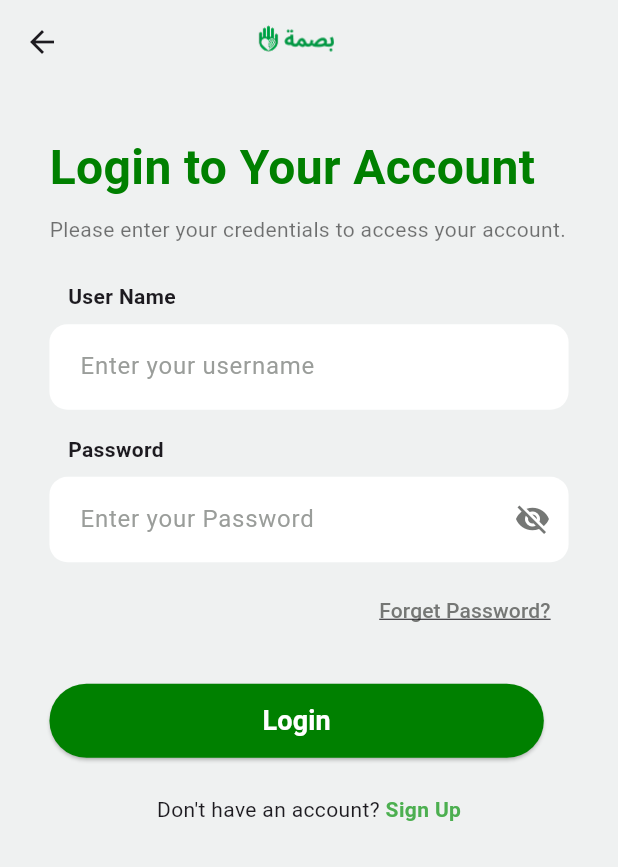
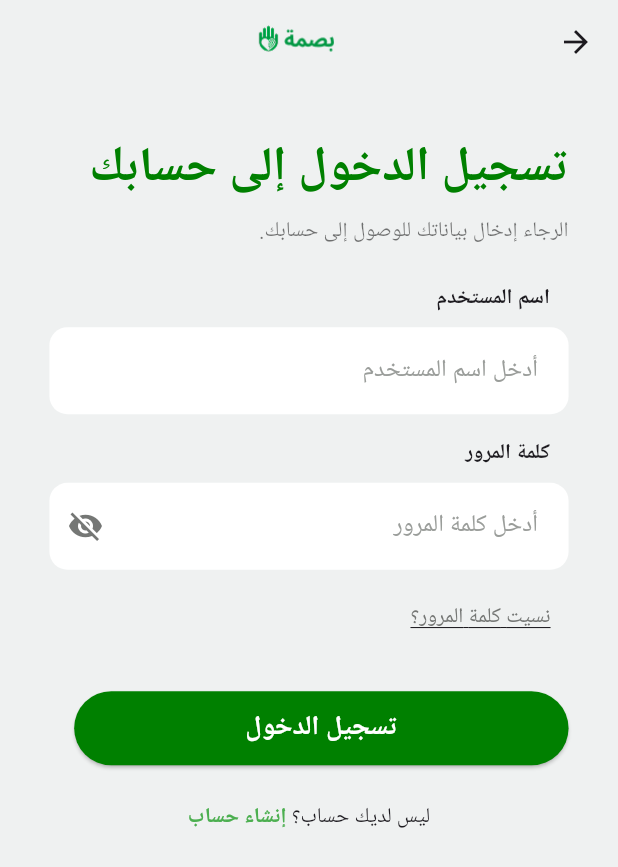
Before and after one commit to alkofahijo/basma-app, a Flutter app: the LoginPage screen opened directly, on a phone screen of 412 x 824 dp. Shown: the top 867 px of the screen. Run offline on Flutter 3.47's test engine with Material 3 defaults, Android fonts, the light colour scheme and no system bars; our stand-ins replace get, image_picker, shared_preferences, smooth_page_indicator; accounts and stored records are empty; network calls fail.

Commit message:
translate the app to arabic

```diff
--- a/FrontEnd/basma_app/lib/controllers/login_controller.dart
+++ b/FrontEnd/basma_app/lib/controllers/login_controller.dart
@@ -11,7 +11,7 @@ class LoginController extends GetxController {
 
   Future<void> login() async {
     if (email.isEmpty || password.isEmpty) {
-      errorMessage.value = 'Please Fill All Fields';
+      errorMessage.value = 'الرجاء تعبئة جميع الحقول';
       return;
     }
     try {
@@ -19,7 +19,7 @@ class LoginController extends GetxController {
       await ApiService.login(email.value.trim(), password.value);
       Get.to(() => const SelectLocationPage());
     } catch (e) {
-      errorMessage.value = 'Login Failed. Please Try Again.';
+      errorMessage.value = 'خطأ في اسم المستخدم أو كلمة المرور.';
     } finally {
       isLoading.value = false;
     }
--- a/FrontEnd/basma_app/lib/controllers/register_citizen_controller.dart
+++ b/FrontEnd/basma_app/lib/controllers/register_citizen_controller.dart
@@ -115,7 +115,7 @@ class RegisterCitizenController extends GetxController {
         "username": userController.text,
         "password": passController.text,
       });
-      Get.off(() => RegisterSuccessPage()); // success → go back
+      Get.offAll(() => RegisterSuccessPage()); // success → go back
     } catch (e) {
       Get.snackbar(
         "Error",
--- a/FrontEnd/basma_app/lib/controllers/register_initiative_controller.dart
+++ b/FrontEnd/basma_app/lib/controllers/register_initiative_controller.dart
@@ -42,7 +42,7 @@ class RegisterInitiativeController extends GetxController {
     try {
       governments.value = await ApiService.governments();
     } catch (e) {
-      loadError.value = "Failed to load governments";
+      loadError.value = 'فشل تحميل المحافظات';
     } finally {
       isLoadingGovs.value = false;
     }
@@ -50,36 +50,36 @@ class RegisterInitiativeController extends GetxController {
 
   // ===== VALIDATION METHODS =====
   void validateArabicName(String value) {
-    nameArError.value = value.trim().isEmpty ? 'Arabic name required' : null;
+    nameArError.value = value.trim().isEmpty ? 'الاسم بالعربية مطلوب' : null;
   }
 
   void validateEnglishName(String value) {
-    nameEnError.value = value.trim().isEmpty ? 'English name required' : null;
+    nameEnError.value = value.trim().isEmpty ? 'الاسم بالإنجليزية مطلوب' : null;
   }
 
   void validateMobile(String value) {
     if (value.trim().isEmpty) {
-      mobileError.value = 'Mobile number required';
+      mobileError.value = 'رقم الجوال مطلوب';
     } else if (!RegExp(r'^[0-9]{9,}$').hasMatch(value)) {
-      mobileError.value = 'Invalid mobile number (10 digits)';
+      mobileError.value = 'رقم جوال غير صالح';
     } else {
       mobileError.value = null;
     }
   }
 
   void validateGovernorate(Government? value) {
-    govError.value = value == null ? 'Select a governorate' : null;
+    govError.value = value == null ? 'اختر محافظة' : null;
   }
 
   void validateUsername(String value) {
-    usernameError.value = value.trim().isEmpty ? 'Username required' : null;
+    usernameError.value = value.trim().isEmpty ? 'اسم المستخدم مطلوب' : null;
   }
 
   void validatePassword(String value) {
     if (value.trim().isEmpty) {
-      passwordError.value = 'Password required';
+      passwordError.value = 'كلمة المرور مطلوبة';
     } else if (value.length < 8) {
-      passwordError.value = 'At least 8 characters';
+      passwordError.value = 'يجب أن لا تقل عن 8 أحرف';
     } else {
       passwordError.value = null;
     }
@@ -105,8 +105,6 @@ class RegisterInitiativeController extends GetxController {
       usernameCtrl.text.isNotEmpty && passwordCtrl.text.isNotEmpty;
 
   VoidCallback? get fetchGovernments => null;
-
-
 
   // ===== STEP 1 VALIDATION CALLER =====
   bool validateStep1() {
@@ -149,7 +147,7 @@ class RegisterInitiativeController extends GetxController {
       Get.offAll(() => const RegisterSuccessPage());
     } catch (e) {
       Get.snackbar(
-        "Error",
+        'خطأ',
         e.toString(),
         backgroundColor: Colors.red.shade300,
         colorText: Colors.white,
--- a/FrontEnd/basma_app/lib/pages/auth/login_page.dart
+++ b/FrontEnd/basma_app/lib/pages/auth/login_page.dart
@@ -1,3 +1,4 @@
+import 'package:basma_app/pages/home_page.dart';
 import 'package:flutter/material.dart';
 import 'package:get/get.dart';
 import '../../controllers/login_controller.dart';
@@ -20,6 +21,10 @@ class LoginPage extends StatelessWidget {
           "assets/images/logo-arabic-side.png",
           height: size.height * 0.05,
         ),
+        leading: IconButton(
+          onPressed: () => Get.offAll(() => HomePage()),
+          icon: Icon(Icons.arrow_back),
+        ),
       ),
       body: SingleChildScrollView(
         padding: EdgeInsets.symmetric(
@@ -31,7 +36,7 @@ class LoginPage extends StatelessWidget {
           children: [
             // ===== Title =====
             const Text(
-              'Login to Your Account',
+              'تسجيل الدخول إلى حسابك',
               style: TextStyle(
                 color: Color(0xFF008000),
                 fontWeight: FontWeight.bold,
@@ -40,7 +45,7 @@ class LoginPage extends StatelessWidget {
             ),
             SizedBox(height: size.height * 0.01),
             const Text(
-              'Please enter your credentials to access your account.',
+              'الرجاء إدخال بياناتك للوصول إلى حسابك.',
               style: TextStyle(
                 color: Colors.black54,
                 fontSize: 14,
@@ -72,7 +77,7 @@ class LoginPage extends StatelessWidget {
             Padding(
               padding: EdgeInsets.symmetric(horizontal: size.width * 0.03),
               child: const Text(
-                'User Name',
+                'اسم المستخدم',
                 style: TextStyle(fontWeight: FontWeight.bold),
               ),
             ),
@@ -81,7 +86,7 @@ class LoginPage extends StatelessWidget {
               onChanged: (v) => controller.email.value = v,
               keyboardType: TextInputType.emailAddress,
               decoration: InputDecoration(
-                hintText: 'Enter your username',
+                hintText: 'أدخل اسم المستخدم',
                 hintStyle: const TextStyle(
                   color: Color.fromARGB(255, 154, 157, 154),
                 ),
@@ -103,7 +108,7 @@ class LoginPage extends StatelessWidget {
             Padding(
               padding: EdgeInsets.symmetric(horizontal: size.width * 0.03),
               child: const Text(
-                'Password',
+                'كلمة المرور',
                 style: TextStyle(fontWeight: FontWeight.bold),
               ),
             ),
@@ -113,7 +118,7 @@ class LoginPage extends StatelessWidget {
                 onChanged: (v) => controller.password.value = v,
                 obscureText: controller.obscurePassword.value,
                 decoration: InputDecoration(
-                  hintText: 'Enter your Password',
+                  hintText: 'أدخل كلمة المرور',
                   hintStyle: const TextStyle(
                     color: Color.fromARGB(255, 154, 157, 154),
                   ),
@@ -147,7 +152,7 @@ class LoginPage extends StatelessWidget {
               child: TextButton(
                 onPressed: () {},
                 child: const Text(
-                  'Forget Password?',
+                  'نسيت كلمة المرور؟',
                   style: TextStyle(
                     decoration: TextDecoration.underline,
                     color: Color.fromARGB(255, 117, 119, 117),
@@ -176,7 +181,7 @@ class LoginPage extends StatelessWidget {
                   child: controller.isLoading.value
                       ? const CircularProgressIndicator(color: Colors.white)
                       : const Text(
-                          'Login',
+                          'تسجيل الدخول',
                           style: TextStyle(
                             fontSize: 18,
                             color: Colors.white,
@@ -193,11 +198,11 @@ class LoginPage extends StatelessWidget {
               child: Row(
                 mainAxisAlignment: MainAxisAlignment.center,
                 children: [
-                  const Text("Don't have an account? "),
+                  const Text('ليس لديك حساب؟ '),
                   GestureDetector(
                     onTap: () => Get.to(() => const RegisterChoicePage()),
                     child: const Text(
-                      'Sign Up',
+                      'إنشاء حساب',
                       style: TextStyle(
                         fontWeight: FontWeight.bold,
                         color: Colors.green,
--- a/FrontEnd/basma_app/lib/pages/auth/reg_success.dart
+++ b/FrontEnd/basma_app/lib/pages/auth/reg_success.dart
@@ -9,8 +9,8 @@ class RegisterSuccessPage extends StatelessWidget {
   Widget build(BuildContext context) {
     final size = MediaQuery.of(context).size;
     return Scaffold(
-      backgroundColor: const Color(0xFFF5F5F5),
       appBar: AppBar(
+        backgroundColor: Color(0xFFEFF1F1),
         centerTitle: true,
         title: Image.asset(
           "assets/images/logo-arabic-side.png",
@@ -34,7 +34,7 @@ class RegisterSuccessPage extends StatelessWidget {
 
               // Title
               const Text(
-                "Registration Successful !",
+                'تم التسجيل بنجاح!',
                 style: TextStyle(
                   color: Colors.green,
                   fontSize: 22,
@@ -45,7 +45,7 @@ class RegisterSuccessPage extends StatelessWidget {
 
               // Subtitle
               const Text(
-                "Your Account is now registered.",
+                'تم تسجيل حسابك.',
                 textAlign: TextAlign.center,
                 style: TextStyle(color: Colors.black54, fontSize: 14),
               ),
@@ -66,7 +66,7 @@ class RegisterSuccessPage extends StatelessWidget {
                     Get.offAll(() => LoginPage());
                   },
                   child: const Text(
-                    "Back To Login Page",
+                    'العودة إلى صفحة تسجيل الدخول',
                     style: TextStyle(color: Colors.white, fontSize: 16),
                   ),
                 ),
--- a/FrontEnd/basma_app/lib/pages/auth/register_citizen_page.dart
+++ b/FrontEnd/basma_app/lib/pages/auth/register_citizen_page.dart
@@ -35,7 +35,7 @@ class RegisterCitizenPage extends StatelessWidget {
                 // ===== Title =====
                 Center(
                   child: Text(
-                    'Register as Citizen',
+                    'التسجيل كمواطن',
                     style: TextStyle(
                       color: const Color(0xFF008000),
                       fontWeight: FontWeight.bold,
@@ -46,7 +46,7 @@ class RegisterCitizenPage extends StatelessWidget {
                 SizedBox(height: size.height * 0.01),
                 Center(
                   child: const Text(
-                    'Please fill in the details below to create your account.',
+                    'الرجاء تعبئة البيانات أدناه لإنشاء حسابك.',
                     style: TextStyle(
                       color: Colors.black54,
                       fontSize: 14,
@@ -65,9 +65,9 @@ class RegisterCitizenPage extends StatelessWidget {
                 // ===== Arabic Name =====
                 Obx(
                   () => CustomTextField(
-                    hint: 'Enter your name in Arabic',
+                    hint: 'أدخل اسمك بالعربية',
                     controller: controller.arController,
-                    label: 'Name (Arabic)',
+                    label: 'الاسم (بالعربية)',
                     errorText: controller.nameArError.value,
                     onChanged: controller.validateArabicName,
                   ),
@@ -77,9 +77,9 @@ class RegisterCitizenPage extends StatelessWidget {
                 // ===== English Name =====
                 Obx(
                   () => CustomTextField(
-                    hint: 'Enter your name in English',
+                    hint: 'أدخل اسمك بالإنجليزية',
                     controller: controller.enController,
-                    label: 'Name (English)',
+                    label: 'الاسم (بالإنجليزية)',
                     errorText: controller.nameEnError.value,
                     onChanged: controller.validateEnglishName,
                   ),
@@ -89,9 +89,9 @@ class RegisterCitizenPage extends StatelessWidget {
                 // ===== Username =====
                 Obx(
                   () => CustomTextField(
-                    hint: 'Enter your username',
+                    hint: 'أدخل اسم المستخدم',
                     controller: controller.userController,
-                    label: 'Username',
+                    label: 'اسم المستخدم',
                     errorText: controller.userError.value,
                     onChanged: controller.validateUsername,
                   ),
@@ -101,9 +101,9 @@ class RegisterCitizenPage extends StatelessWidget {
                 // ===== Password =====
                 Obx(
                   () => CustomTextField(
-                    hint: 'Enter your Password',
+                    hint: 'أدخل كلمة المرور',
                     controller: controller.passController,
-                    label: 'Password',
+                    label: 'كلمة المرور',
                     obscure: true,
                     errorText: controller.passError.value,
                     onChanged: controller.validatePassword,
@@ -115,7 +115,7 @@ class RegisterCitizenPage extends StatelessWidget {
                 Padding(
                   padding: EdgeInsets.symmetric(horizontal: size.width * 0.02),
                   child: const Text(
-                    'Governorate',
+                    'المحافظة',
                     style: TextStyle(fontWeight: FontWeight.bold),
                   ),
                 ),
@@ -123,12 +123,12 @@ class RegisterCitizenPage extends StatelessWidget {
                 SizedBox(height: size.height * 0.01),
                 Obx(
                   () => DropdownButtonFormField<Government>(
-                    hint: const Text('Select your governorate'),
+                    hint: const Text('اختر محافظتك'),
                     initialValue: controller.gov.value,
                     items: controller.govs
                         .map(
                           (g) =>
-                              DropdownMenuItem(value: g, child: Text(g.nameEn)),
+                              DropdownMenuItem(value: g, child: Text(g.nameAr)),
                         )
                         .toList(),
                     onChanged: (v) {
@@ -155,9 +155,9 @@ class RegisterCitizenPage extends StatelessWidget {
                 // ===== Mobile =====
                 Obx(
                   () => CustomTextField(
-                    hint: 'Enter your mobile number',
+                    hint: 'أدخل رقم الجوال',
                     controller: controller.mobileController,
-                    label: 'Mobile Number',
+                    label: 'رقم الجوال',
                     inputType: TextInputType.phone,
                     errorText: controller.mobileError.value,
                     onChanged: controller.validateMobile,
@@ -182,7 +182,7 @@ class RegisterCitizenPage extends StatelessWidget {
                         ),
                       ),
                       child: const Text(
-                        'Register',
+                        'تسجيل',
                         style: TextStyle(
                           color: Colors.white,
                           fontSize: 18,
--- a/FrontEnd/basma_app/lib/pages/auth/register_initiative_account_page.dart
+++ b/FrontEnd/basma_app/lib/pages/auth/register_initiative_account_page.dart
@@ -11,9 +11,9 @@ class RegisterInitiativeAccountPage extends StatelessWidget {
     final controller = Get.find<RegisterInitiativeController>();
 
     return Scaffold(
-      backgroundColor: const Color(0xFFF5F5F5),
+      backgroundColor: Color(0xFFEFF1F1),
       appBar: AppBar(
-        title: const Text("Account Information"),
+        title: const Text('معلومات الحساب'),
         centerTitle: true,
         backgroundColor: Colors.transparent,
         elevation: 0,
@@ -24,7 +24,7 @@ class RegisterInitiativeAccountPage extends StatelessWidget {
           () => ListView(
             children: [
               const Text(
-                "Account Details",
+                'تفاصيل الحساب',
                 style: TextStyle(
                   fontWeight: FontWeight.bold,
                   fontSize: 18,
@@ -36,8 +36,8 @@ class RegisterInitiativeAccountPage extends StatelessWidget {
               Obx(
                 () => CustomTextField(
                   controller: controller.usernameCtrl,
-                  label: "Username",
-                  hint: "Enter your username",
+                  label: 'اسم المستخدم',
+                  hint: 'أدخل اسم المستخدم',
                   errorText: controller.usernameError.value,
                 ),
               ),
@@ -46,8 +46,8 @@ class RegisterInitiativeAccountPage extends StatelessWidget {
               Obx(
                 () => CustomTextField(
                   controller: controller.passwordCtrl,
-                  label: "Password",
-                  hint: "Enter your password",
+                  label: 'كلمة المرور',
+                  hint: 'أدخل كلمة المرور',
                   obscure: true,
                   errorText: controller.passwordError.value,
                 ),
@@ -69,7 +69,7 @@ class RegisterInitiativeAccountPage extends StatelessWidget {
                   child: controller.isSubmitting.value
                       ? const CircularProgressIndicator(color: Colors.white)
                       : const Text(
-                          "Submit",
+                          'إرسال',
                           style: TextStyle(color: Colors.white),
                         ),
                 ),
```
Also changed, not shown: FrontEnd/basma_app/lib/main.dart (+18 -5 lines), FrontEnd/basma_app/lib/pages/auth/register_choice_page.dart (+6 -6 lines), FrontEnd/basma_app/lib/pages/auth/register_initiative_info.dart (+27 -25 lines), FrontEnd/basma_app/lib/pages/home_page.dart (+6 -6 lines), FrontEnd/basma_app/lib/pages/on_boarding_screen.dart (+8 -8 lines), FrontEnd/basma_app/lib/pages/report/select_location_page.dart (+8 -8 lines), FrontEnd/basma_app/lib/pages/report/success_page.dart (+10 -8 lines).
